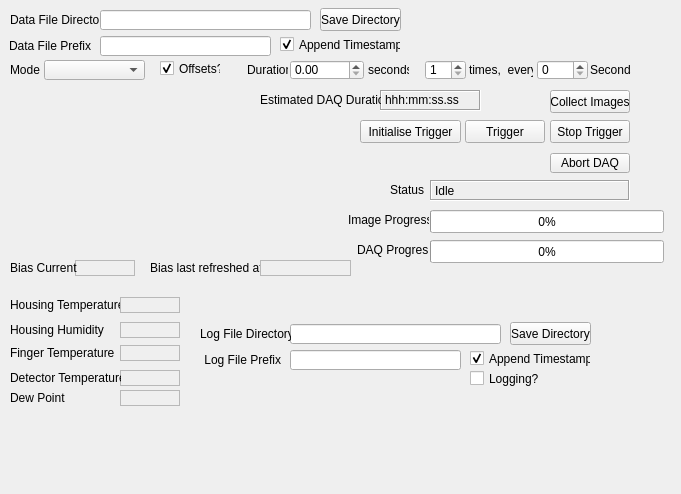
Above: STFC/HexitecGigEProject/trunk/HexitecGigE/dataacquisitionform.ui from stfc-detectors/hexitec before the change. Below: the same form after it.
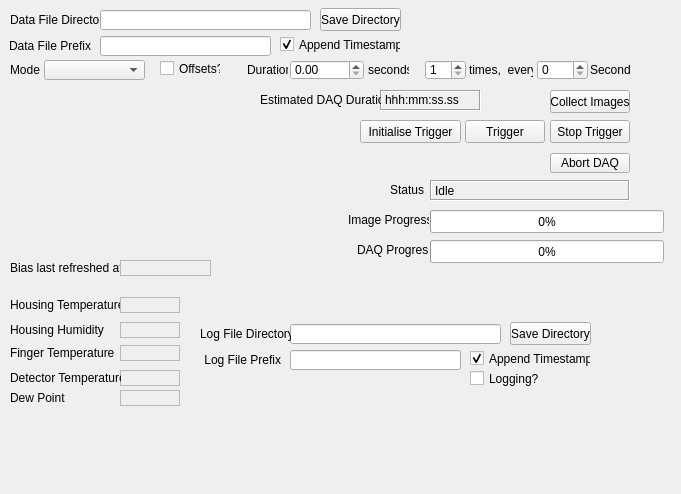
That is the form after the change.

Diff of the .ui file:
```diff
--- a/STFC/HexitecGigEProject/trunk/HexitecGigE/dataacquisitionform.ui
+++ b/STFC/HexitecGigEProject/trunk/HexitecGigE/dataacquisitionform.ui
@@ -36,7 +36,7 @@
     <string>Offsets?</string>
    </property>
    <property name="checked">
-    <bool>true</bool>
+    <bool>false</bool>
    </property>
   </widget>
   <widget class="QComboBox" name="mode">
@@ -373,7 +373,7 @@
   <widget class="QLabel" name="biasLastRefreshedLabel">
    <property name="geometry">
     <rect>
-     <x>150</x>
+     <x>10</x>
      <y>260</y>
      <width>111</width>
      <height>16</height>
@@ -386,7 +386,7 @@
   <widget class="QLabel" name="biasLastRefreshed">
    <property name="geometry">
     <rect>
-     <x>260</x>
+     <x>120</x>
      <y>260</y>
      <width>91</width>
      <height>16</height>
@@ -572,38 +572,6 @@
     <string>Image Progress</string>
    </property>
   </widget>
-  <widget class="QLabel" name="biasCurrent">
-   <property name="geometry">
-    <rect>
-     <x>75</x>
-     <y>260</y>
-     <width>60</width>
-     <height>16</height>
-    </rect>
-   </property>
-   <property name="frameShape">
-    <enum>QFrame::StyledPanel</enum>
-   </property>
-   <property name="text">
-    <string/>
-   </property>
-   <property name="margin">
-    <number>1</number>
-   </property>
-  </widget>
-  <widget class="QLabel" name="biasCurrentLabel">
-   <property name="geometry">
-    <rect>
-     <x>10</x>
-     <y>260</y>
-     <width>71</width>
-     <height>16</height>
-    </rect>
-   </property>
-   <property name="text">
-    <string>Bias Current</string>
-   </property>
-  </widget>
   <widget class="QLabel" name="dewPoint">
    <property name="geometry">
     <rect>
```
